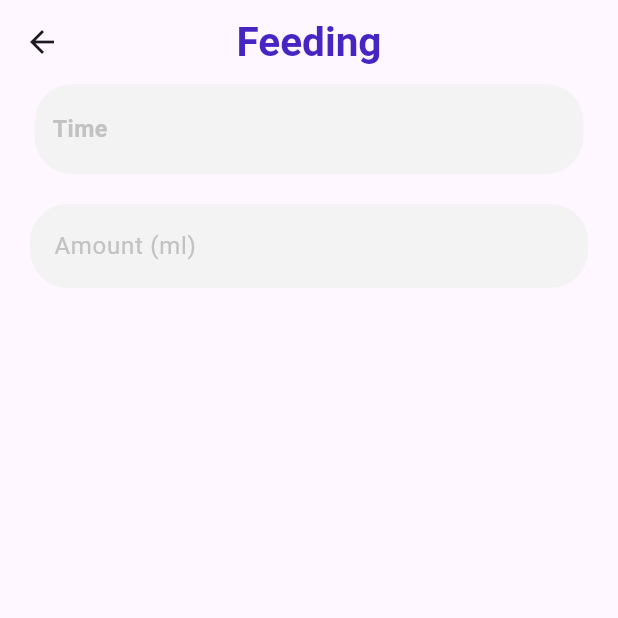
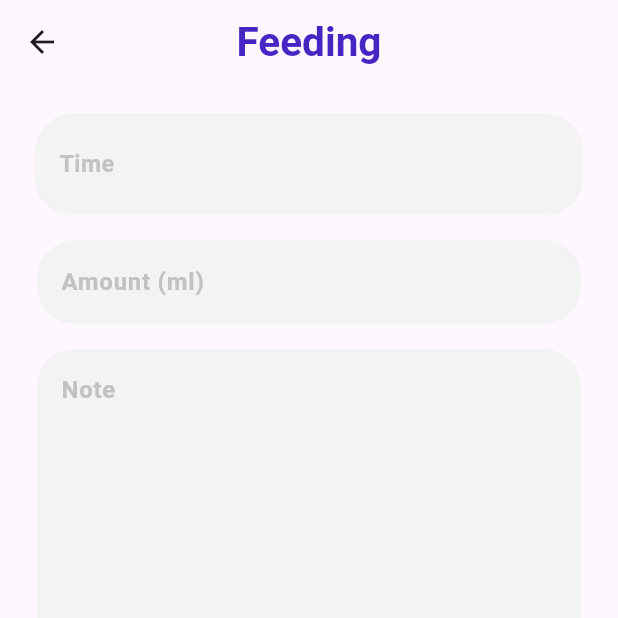
Before and after one commit to andactasdemir24/baby_tracker_app, a Flutter app: the FeedingPage screen opened directly, on a phone screen of 412 x 824 dp, the top half of it. Run offline on Flutter 3.47's test engine with Material 3 defaults, Android fonts, the phone set to English and light mode, and no system bars; our stand-ins replace flutter_mobx, get_it, hive, hive_flutter, mobx, shared_preferences; missing offline and left inert: flutter_inappwebview; accounts and stored records are empty; generated files the repository leaves out were written again; Roboto replaces fonts that are missing (Poppins).

Commit message:
completed feeding page

```diff
--- /dev/null
+++ b/lib/app/core/components/costum_vidgets/amount_textfield.dart
@@ -0,0 +1,45 @@
+// ignore_for_file: public_member_api_docs, sort_constructors_first
+import 'package:baby_tracker_app/app/core/constants/color_constants.dart';
+import 'package:baby_tracker_app/app/core/constants/text_constants.dart';
+import 'package:flutter/material.dart';
+
+import '../../../features/screens/feeding/viewmodel/feeding_viewmodel.dart';
+import '../../constants/mediaquery_constants.dart';
+import '../../getIt/locator.dart';
+
+class AmountTextField extends StatelessWidget {
+  final TextEditingController controller;
+
+  const AmountTextField({
+    Key? key,
+    required this.controller,
+  }) : super(key: key);
+
+  @override
+  Widget build(BuildContext context) {
+    final feedingViewmodel = locator.get<FeedingViewModel>();
+
+    return Center(
+      child: Padding(
+        padding:
+            EdgeInsets.symmetric(horizontal: displayWidth(context) * 0.06, vertical: displayHeight(context) * 0.02),
+        child: TextField(
+          onChanged: (value) {
+            feedingViewmodel.changeVisible();
+          },
+          style: const TextStyle(fontWeight: FontWeight.bold),
+          controller: controller,
+          decoration: InputDecoration(
+              filled: true,
+              fillColor: annualColor,
+              border: OutlineInputBorder(
+                borderRadius: BorderRadius.circular(25),
+                borderSide: BorderSide.none,
+              ),
+              hintText: amount,
+              hintStyle: const TextStyle(color: settingsIndex)),
+        ),
+      ),
+    );
+  }
+}
--- /dev/null
+++ b/lib/app/core/components/costum_vidgets/note_textfield.dart
@@ -0,0 +1,43 @@
+import 'package:baby_tracker_app/app/core/constants/text_constants.dart';
+import 'package:flutter/material.dart';
+
+import '../../../features/screens/feeding/viewmodel/feeding_viewmodel.dart';
+import '../../constants/color_constants.dart';
+import '../../constants/mediaquery_constants.dart';
+import '../../getIt/locator.dart';
+
+class CustomNoteTextfield extends StatelessWidget {
+  final TextEditingController controller;
+  const CustomNoteTextfield({
+    Key? key,
+    required this.controller,
+  }) : super(key: key);
+
+  @override
+  Widget build(BuildContext context) {
+    final feedingViewmodel = locator.get<FeedingViewModel>();
+
+    return Center(
+      child: Padding(
+        padding: EdgeInsets.symmetric(horizontal: displayWidth(context) * 0.06),
+        child: TextField(
+          onChanged: (value) {
+            feedingViewmodel.changeVisible();
+          },
+          style: const TextStyle(fontWeight: FontWeight.bold),
+          maxLines: 8,
+          controller: controller,
+          decoration: InputDecoration(
+              filled: true,
+              fillColor: annualColor,
+              border: OutlineInputBorder(
+                borderRadius: BorderRadius.circular(25),
+                borderSide: BorderSide.none,
+              ),
+              hintText: note,
+              hintStyle: const TextStyle(color: settingsIndex)),
+        ),
+      ),
+    );
+  }
+}
--- /dev/null
+++ b/lib/app/core/components/costum_vidgets/time_picker.dart
@@ -0,0 +1,41 @@
+// ignore_for_file: public_member_api_docs, sort_constructors_first
+import 'package:flutter/material.dart';
+import '../../constants/color_constants.dart';
+import '../../constants/mediaquery_constants.dart';
+
+class CustomTimePicker extends StatelessWidget {
+  final String text;
+  final Color color;
+  const CustomTimePicker({
+    Key? key,
+    required this.text,
+    required this.color,
+  }) : super(key: key);
+
+  @override
+  Widget build(BuildContext context) {
+    return Padding(
+      padding: const EdgeInsets.only(top: 20),
+      child: Container(
+        width: displayWidth(context) * 0.8878,
+        height: displayHeight(context) * 0.082,
+        decoration: BoxDecoration(
+          borderRadius: BorderRadius.circular(25),
+          color: annualColor,
+        ),
+        child: Padding(
+          padding: EdgeInsets.symmetric(horizontal: displayWidth(context) * 0.04),
+          child: Align(
+            alignment: Alignment.centerLeft,
+            child: Text(text, //feedingViewmodel.time != null ? feedingViewmodel.time!.format(context) : time,
+                style: TextStyle(
+                  fontSize: 15.5,
+                  fontWeight: FontWeight.bold,
+                  color: color, //feedingViewmodel.time != null ? const Color(0xff010101) : const Color(0xffC2C2C2)),
+                )),
+          ),
+        ),
+      ),
+    );
+  }
+}
--- a/lib/app/core/constants/color_constants.dart
+++ b/lib/app/core/constants/color_constants.dart
@@ -1,4 +1,8 @@
 import 'package:flutter/material.dart';
+
+//global
+const Color cwhite = Colors.white;
+const Color cblack = Colors.black;
 
 //Onboarding
 const Color buttonColor = Color(0xff4625c3);
--- a/lib/app/core/constants/text_constants.dart
+++ b/lib/app/core/constants/text_constants.dart
@@ -7,6 +7,7 @@ const String onb2Description =
     "Share access to your baby's tracker with family members, babysitters, or healthcare providers ";
 
 const String buttonText = 'Next';
+const String save = 'Save';
 
 //inapp
 const String getPremium = 'Get Premium!';
@@ -34,3 +35,5 @@ const String restore = 'Restore Purchase';
 //feeding
 const String feedingAppbar = 'Feeding';
 const String time = 'Time';
+const String amount = 'Amount (ml)';
+const String note = 'Note';
--- a/lib/app/features/screens/feeding/view/feeding_page.dart
+++ b/lib/app/features/screens/feeding/view/feeding_page.dart
@@ -1,35 +1,55 @@
+import 'package:baby_tracker_app/app/core/components/costum_vidgets/custom_button.dart';
+import 'package:baby_tracker_app/app/core/constants/color_constants.dart';
+import 'package:baby_tracker_app/app/core/constants/mediaquery_constants.dart';
 import 'package:baby_tracker_app/app/features/screens/feeding/viewmodel/feeding_viewmodel.dart';
 import 'package:flutter/material.dart';
+import 'package:flutter_mobx/flutter_mobx.dart';
 import '../../../../core/components/costum_vidgets/custom_appbar.dart';
 import '../../../../core/constants/text_constants.dart';
 import '../../../../core/getIt/locator.dart';
-import '../widgets/amount_textfield.dart';
-import '../widgets/time_picker.dart';
+import '../../../../core/components/costum_vidgets/amount_textfield.dart';
+import '../../../../core/components/costum_vidgets/note_textfield.dart';
+import '../../../../core/components/costum_vidgets/time_picker.dart';
 
-class FeedingPage extends StatefulWidget {
+class FeedingPage extends StatelessWidget {
   const FeedingPage({Key? key}) : super(key: key);
 
   @override
-  State<FeedingPage> createState() => _FeedingPageState();
-}
-
-class _FeedingPageState extends State<FeedingPage> {
+  Widget build(BuildContext context) {
     final feedingViewmodel = locator.get<FeedingViewModel>();
-
-  @override
-  Widget build(BuildContext context) {
     return Scaffold(
         appBar: const CustomAppbar(appbarText: feedingAppbar),
-        body: Column(
+        body: SingleChildScrollView(child: Observer(
+          builder: (context) {
+            return Column(
               children: [
                 GestureDetector(
                   onTap: () {
                     feedingViewmodel.selectTime(context);
+                    feedingViewmodel.changeVisible();
                   },
-              child: CustomTimePicker(feedingViewmodel: feedingViewmodel),
+                  child: CustomTimePicker(
+                    text: feedingViewmodel.time != null ? feedingViewmodel.time!.format(context) : time,
+                    color: feedingViewmodel.time != null ? cblack : const Color(0xffC2C2C2),
                   ),
-            AmountTextField(feedingViewmodel: feedingViewmodel),
+                ),
+                AmountTextField(controller: feedingViewmodel.amountController),
+                CustomNoteTextfield(controller: feedingViewmodel.noteController),
+                SizedBox(height: displayHeight(context) * 0.2),
+                Observer(
+                  builder: (context) {
+                    return Visibility(
+                      visible: feedingViewmodel.isButtonVisible,
+                      child: CustomButton(
+                        text: const Text(save, style: TextStyle(color: cwhite)),
+                        onPressed: () {},
+                      ),
+                    );
+                  },
+                )
               ],
-        ));
+            );
+          },
+        )));
   }
 }
--- a/lib/app/features/screens/feeding/viewmodel/feeding_viewmodel.dart
+++ b/lib/app/features/screens/feeding/viewmodel/feeding_viewmodel.dart
@@ -11,6 +11,12 @@ abstract class _FeedingViewModelBase with Store {
   @observable
   TextEditingController amountController = TextEditingController();
 
+  @observable
+  TextEditingController noteController = TextEditingController();
+
+  @observable
+  bool isButtonVisible = false;
+
   @action
   Future<void> selectTime(BuildContext context) async {
     final TimeOfDay? newTime = await showTimePicker(
@@ -21,4 +27,14 @@ abstract class _FeedingViewModelBase with Store {
       time = newTime;
     }
   }
+
+  @action
+  void changeVisible() {
+    isButtonVisible = time != null && amountController.text.isNotEmpty && noteController.text.isNotEmpty;
+  }
+
+  @action
+  void clearTime() {
+    time = null;
+  }
 }
--- a/lib/app/features/screens/feeding/widgets/amount_textfield.dart
+++ /dev/null
@@ -1,33 +0,0 @@
-import 'package:flutter/material.dart';
-
-import '../viewmodel/feeding_viewmodel.dart';
-
-class AmountTextField extends StatelessWidget {
-  const AmountTextField({
-    super.key,
-    required this.feedingViewmodel,
-  });
-
-  final FeedingViewModel feedingViewmodel;
-
-  @override
-  Widget build(BuildContext context) {
-    return Center(
-      child: Padding(
-        padding: const EdgeInsets.all(20.0),
-        child: TextField(
-          controller: feedingViewmodel.amountController,
-          decoration: InputDecoration(
-              filled: true,
-              fillColor: const Color(0xffF3F3F3),
-              border: OutlineInputBorder(
-                borderRadius: BorderRadius.circular(25),
-                borderSide: BorderSide.none,
-              ),
-              hintText: 'Amount (ml)',
-              hintStyle: const TextStyle(color: Color(0xffC2C2C2))),
-        ),
-      ),
-    );
-  }
-}
--- a/lib/app/features/screens/feeding/widgets/time_picker.dart
+++ /dev/null
@@ -1,41 +0,0 @@
-import 'package:flutter/material.dart';
-import 'package:flutter_mobx/flutter_mobx.dart';
-
-import '../../../../core/constants/mediaquery_constants.dart';
-import '../../../../core/constants/text_constants.dart';
-import '../viewmodel/feeding_viewmodel.dart';
-
-class CustomTimePicker extends StatelessWidget {
-  const CustomTimePicker({
-    super.key,
-    required this.feedingViewmodel,
-  });
-
-  final FeedingViewModel feedingViewmodel;
-
-  @override
-  Widget build(BuildContext context) {
-    return Observer(
-      builder: (context) {
-        return Container(
-          width: displayWidth(context) * 0.8878,
-          height: 60,
-          decoration: BoxDecoration(
-            borderRadius: BorderRadius.circular(25),
-            color: const Color(0xfff3f3f3),
-          ),
-          child: Padding(
-            padding: const EdgeInsets.symmetric(horizontal: 12),
-            child: Align(
-              alignment: Alignment.centerLeft,
-              child: Text(
-                feedingViewmodel.time != null ? feedingViewmodel.time!.format(context) : time,
-                style: const TextStyle(fontSize: 15.5, fontWeight: FontWeight.bold, color: Color(0xffC2C2C2)),
-              ),
-            ),
-          ),
-        );
-      },
-    );
-  }
-}
--- a/lib/app/features/screens/home/view/home_page.dart
+++ b/lib/app/features/screens/home/view/home_page.dart
@@ -3,6 +3,8 @@ import 'package:baby_tracker_app/app/features/screens/feeding/view/feeding_page.
 import 'package:baby_tracker_app/app/features/screens/home/widgets/custom_appbar.dart';
 import 'package:flutter/material.dart';
 
+import '../../../../core/getIt/locator.dart';
+import '../../feeding/viewmodel/feeding_viewmodel.dart';
 import '../widgets/custom_container.dart';
 
 class HomePage extends StatefulWidget {
@@ -13,6 +15,8 @@ class HomePage extends StatefulWidget {
 }
 
 class _HomePagetate extends State<HomePage> {
+  final feedingViewmodel = locator.get<FeedingViewModel>();
+
   @override
   Widget build(BuildContext context) {
     return Scaffold(
@@ -20,7 +24,10 @@ class _HomePagetate extends State<HomePage> {
         body: Column(
           children: [
             GestureDetector(
-                onTap: () => Navigator.push(context, MaterialPageRoute(builder: (context) => const FeedingPage())),
+                onTap: () {
+                  feedingViewmodel.clearTime(); //time sıfırla
+                  Navigator.push(context, MaterialPageRoute(builder: (context) => const FeedingPage()));
+                },
                 child: const CustomImageContainer(image: ImageConstants.homeImage1)),
             const CustomImageContainer(image: ImageConstants.homeImage2),
             const CustomImageContainer(image: ImageConstants.homeImage3),
--- a/lib/app/features/screens/inapp/view/inapp_page.dart
+++ b/lib/app/features/screens/inapp/view/inapp_page.dart
@@ -2,7 +2,7 @@ import 'package:baby_tracker_app/app/core/constants/color_constants.dart';
 import 'package:baby_tracker_app/app/core/constants/images_constants.dart';
 import 'package:baby_tracker_app/app/core/constants/mediaquery_constants.dart';
 import 'package:baby_tracker_app/app/core/constants/text_constants.dart';
-import 'package:baby_tracker_app/app/core/widgets/custom_button.dart';
+import 'package:baby_tracker_app/app/core/components/costum_vidgets/custom_button.dart';
 import 'package:baby_tracker_app/app/features/screens/home/view/home_page.dart';
 import 'package:baby_tracker_app/app/features/screens/inapp/view/webview.dart';
 import 'package:baby_tracker_app/app/features/screens/inapp/widgets/cancel_icon.dart';
--- a/lib/app/features/screens/onboarding/widgets/custom_container.dart
+++ b/lib/app/features/screens/onboarding/widgets/custom_container.dart
@@ -4,7 +4,7 @@ import 'package:flutter/material.dart';
 import '../../../../core/constants/mediaquery_constants.dart';
 import '../../../../core/constants/text_constants.dart';
 import '../../../../core/getIt/locator.dart';
-import '../../../../core/widgets/custom_button.dart';
+import '../../../../core/components/costum_vidgets/custom_button.dart';
 import '../viewmodel/onboarding_viewmodel.dart';
 import 'package:flutter_mobx/flutter_mobx.dart';
 
--- a/lib/main.dart
+++ b/lib/main.dart
@@ -10,7 +10,7 @@ import 'app/core/hive/data/hive_box.dart';
 
 Future<void> main() async {
   WidgetsFlutterBinding.ensureInitialized();
-  if (Platform.isAndroid) {
+  if (Platform.isAndroid && Platform.isWindows) {
     await AndroidInAppWebViewController.setWebContentsDebuggingEnabled(true);
   }
   await Hive.initFlutter();
```
Also changed, not shown: lib/app/core/components/costum_vidgets/custom_button.dart (renamed from lib/app/core/widgets/custom_button.dart), lib/app/features/screens/feeding/viewmodel/feeding_viewmodel.g.dart, 1 other file. Lines whose indentation alone changed are shown as unchanged.
